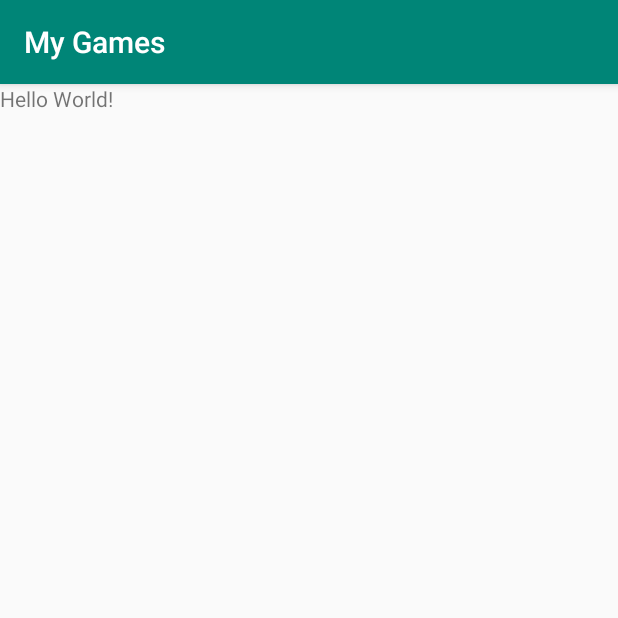
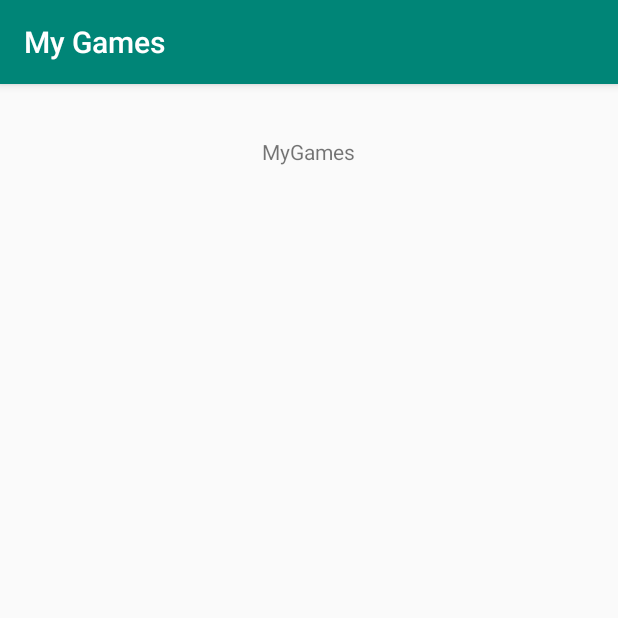
Before and after one commit to dutdavid/MyGames, an Android app: the screen it shows after launch (MainActivity), on a phone screen of 412 x 824 dp, the top half of it. Run offline under Robolectric (Android 15) with nearby library versions, the phone set to English and light mode, and no system bars.

Commit message:
games header

```diff
--- a/app/src/main/res/layout/activity_main.xml
+++ b/app/src/main/res/layout/activity_main.xml
@@ -5,5 +5,8 @@
     <TextView
         android:layout_width="wrap_content"
         android:layout_height="wrap_content"
-        android:text="Hello World!" />
+        android:text="MyGames"
+        android:layout_alignParentTop="true"
+        android:layout_centerHorizontal="true"
+        android:layout_marginTop="35dp"/>
 </RelativeLayout>
```
